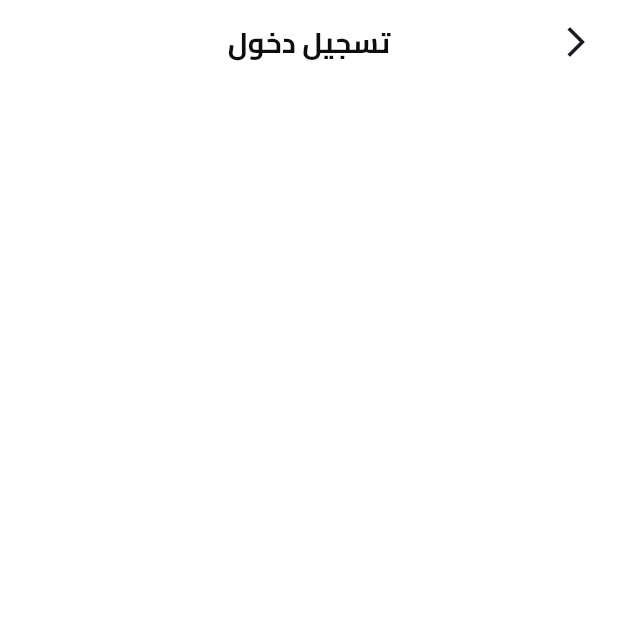
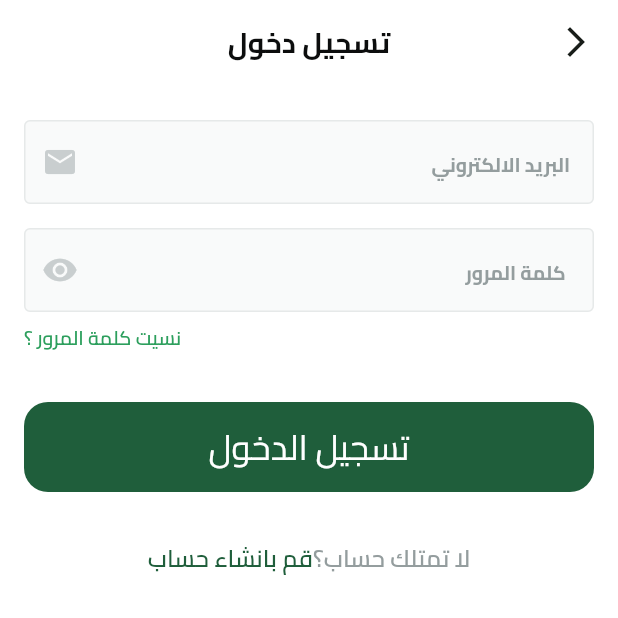
Before and after one commit to ahmed0128382/FruitHub_E_Commerce, a Flutter app: the screen it shows after launch, after a tap on "تخط", on a phone screen of 412 x 824 dp, the top half of it. Run offline on Flutter 3.47's test engine with Material 3 defaults, Android fonts, the phone set to English and light mode, and no system bars; our stand-ins replace dots_indicator, flutter_svg, shared_preferences.

Commit message:
make lots of login ui

```diff
--- a/lib/constants.dart
+++ b/lib/constants.dart
@@ -1 +1,2 @@
 const kisOnBoardingViewSeen = 'isOnBoardingViewSeen';
+const kHorizontalPadding = 16.0;
--- a/lib/core/helper/on_generate_route.dart
+++ b/lib/core/helper/on_generate_route.dart
@@ -1,5 +1,6 @@
 import 'package:flutter/material.dart';
 import 'package:fruit_hub/features/auth/presentation/views/login_view.dart';
+import 'package:fruit_hub/features/auth/presentation/views/sign_up_view.dart';
 import 'package:fruit_hub/features/on_boarding/presentation/views/on_boarding_view.dart';
 import 'package:fruit_hub/features/splash/presentation/views/splash_view.dart';
 
@@ -11,6 +12,8 @@ Route<dynamic> onGenerateRoute(RouteSettings settings) {
       return MaterialPageRoute(builder: (context) => const OnBoardingView());
     case LoginView.routeName:
       return MaterialPageRoute(builder: (context) => const LoginView());
+    case SignUpView.routeName:
+      return MaterialPageRoute(builder: (context) => const SignUpView());
     default:
       return MaterialPageRoute(builder: (context) => const OnBoardingView());
   }
--- a/lib/core/utils/app_colors.dart
+++ b/lib/core/utils/app_colors.dart
@@ -2,5 +2,6 @@ import 'dart:ui';
 
 abstract class AppColors {
   static const Color primaryColor = Color(0xff1f5e3b);
+  static const Color lightprimaryColor = Color(0xff2d9f5d);
   static const Color secondaryColor = Color(0xfff4a91f);
 }
--- /dev/null
+++ b/lib/core/widgets/custom_text_form_field.dart
@@ -0,0 +1,37 @@
+import 'package:flutter/material.dart';
+import 'package:fruit_hub/core/utils/app_styles.dart';
+
+class CustomTextFormField extends StatelessWidget {
+  const CustomTextFormField(
+      {super.key,
+      required this.hintText,
+      required this.textInputType,
+      this.suffixIcon});
+  final String hintText;
+  final TextInputType textInputType;
+  final Widget? suffixIcon;
+  @override
+  Widget build(BuildContext context) {
+    return TextFormField(
+      keyboardType: textInputType,
+      decoration: InputDecoration(
+        suffixIcon: suffixIcon,
+        hintText: hintText,
+        hintStyle: AppStyles.bold13.copyWith(
+          color: Color(0xff949d9e),
+        ),
+        filled: true,
+        fillColor: Color(0xfff9fafa),
+        border: buildBorder(),
+        enabledBorder: buildBorder(),
+        focusedBorder: buildBorder(),
+      ),
+    );
+  }
+
+  OutlineInputBorder buildBorder() {
+    return OutlineInputBorder(
+        borderRadius: BorderRadius.circular(4),
+        borderSide: BorderSide(width: 1, color: Color(0xffe6e9e9)));
+  }
+}
--- /dev/null
+++ b/lib/features/auth/presentation/views/sign_up_view.dart
@@ -0,0 +1,10 @@
+import 'package:flutter/material.dart';
+
+class SignUpView extends StatelessWidget {
+  const SignUpView({super.key});
+  static const routeName = 'register';
+  @override
+  Widget build(BuildContext context) {
+    return const Placeholder();
+  }
+}
--- a/lib/features/auth/presentation/views/widgets/login_view_body.dart
+++ b/lib/features/auth/presentation/views/widgets/login_view_body.dart
@@ -1,13 +1,90 @@
 import 'package:flutter/material.dart';
+import 'package:fruit_hub/constants.dart';
+import 'package:fruit_hub/core/utils/app_colors.dart';
+import 'package:fruit_hub/core/utils/app_styles.dart';
+import 'package:fruit_hub/core/widgets/custom_button.dart';
+import 'package:fruit_hub/core/widgets/custom_text_form_field.dart';
+import 'package:fruit_hub/features/auth/presentation/views/sign_up_view.dart';
 
 class LoginViewBody extends StatelessWidget {
   const LoginViewBody({super.key});
 
   @override
   Widget build(BuildContext context) {
-    return SingleChildScrollView(
-      child: Column(
-        children: [],
+    return Padding(
+      padding: const EdgeInsets.symmetric(horizontal: kHorizontalPadding),
+      child: SingleChildScrollView(
+        child: Column(
+          crossAxisAlignment: CrossAxisAlignment.end,
+          children: [
+            SizedBox(
+              height: 24,
+            ),
+            CustomTextFormField(
+              suffixIcon: Icon(
+                Icons.email,
+                color: Color(0xffc9cecf),
+              ),
+              textInputType: TextInputType.emailAddress,
+              hintText: 'البريد الالكتروني',
+            ),
+            SizedBox(
+              height: 16,
+            ),
+            CustomTextFormField(
+              suffixIcon: Icon(
+                Icons.remove_red_eye,
+                color: Color(0xffc9cecf),
+              ),
+              textInputType: TextInputType.visiblePassword,
+              hintText: ' كلمة المرور',
+            ),
+            SizedBox(
+              height: 8,
+            ),
+            Text(
+              'نسيت كلمة المرور ؟',
+              style: AppStyles.semiBold13.copyWith(
+                color: AppColors.lightprimaryColor,
+              ),
+            ),
+            SizedBox(
+              height: 33,
+            ),
+            CustomButton(
+              text: 'تسجيل الدخول',
+              onTap: () {
+                // Navigator.of(context).pushReplacementNamed(LoginView.routeName);
+              },
+            ),
+            SizedBox(
+              height: 33,
+            ),
+            Row(
+              mainAxisAlignment: MainAxisAlignment.center,
+              children: [
+                Text(
+                  'لا تمتلك حساب؟',
+                  style: AppStyles.semiBold16.copyWith(
+                    color: Color(0xff949d9e),
+                  ),
+                ),
+                GestureDetector(
+                  onTap: () {
+                    Navigator.of(context)
+                        .pushReplacementNamed(SignUpView.routeName);
+                  },
+                  child: Text(
+                    'قم بانشاء حساب',
+                    style: AppStyles.semiBold16.copyWith(
+                      color: AppColors.primaryColor,
+                    ),
+                  ),
+                )
+              ],
+            )
+          ],
+        ),
       ),
     );
   }
--- a/lib/features/on_boarding/presentation/views/widgets/on_boarding_view_body.dart
+++ b/lib/features/on_boarding/presentation/views/widgets/on_boarding_view_body.dart
@@ -4,7 +4,7 @@ import 'package:fruit_hub/constants.dart';
 import 'package:fruit_hub/core/services/shared_preferences_singleton.dart';
 import 'package:fruit_hub/core/utils/app_colors.dart';
 import 'package:fruit_hub/features/auth/presentation/views/login_view.dart';
-import 'package:fruit_hub/features/on_boarding/presentation/views/widgets/custom_button.dart';
+import 'package:fruit_hub/core/widgets/custom_button.dart';
 import 'package:fruit_hub/features/on_boarding/presentation/views/widgets/on_boarding_page_view.dart';
 
 class OnBoardingViewBody extends StatefulWidget {
@@ -55,7 +55,7 @@ class _OnBoardingViewBodyState extends State<OnBoardingViewBody> {
           maintainAnimation: true,
           maintainState: true,
           child: Padding(
-            padding: const EdgeInsets.all(16.0),
+            padding: const EdgeInsets.all(kHorizontalPadding),
             child: CustomButton(
               text: 'ابدأ الأن',
               onTap: () {
--- a/lib/main.dart
+++ b/lib/main.dart
@@ -22,9 +22,9 @@ class FruitCommerceApp extends StatelessWidget {
       theme: ThemeData(
         fontFamily: 'Cairo',
         scaffoldBackgroundColor: Colors.white,
-        // colorScheme: ColorScheme.fromSeed(
-        //   seedColor: AppColors.primaryColor,
-        // ),
+        colorScheme: ColorScheme.fromSeed(
+          seedColor: AppColors.primaryColor,
+        ),
       ),
       localizationsDelegates: [
         S.delegate,
```
Also changed, not shown: lib/core/widgets/custom_button.dart (renamed from lib/features/on_boarding/presentation/views/widgets/custom_button.dart).
